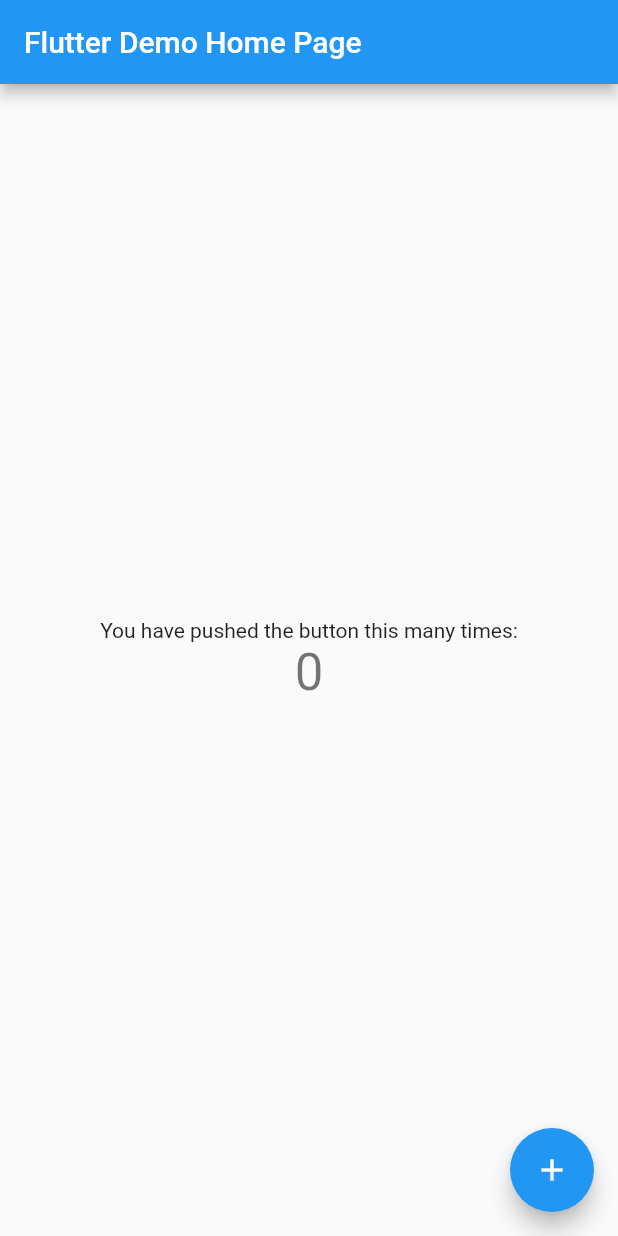
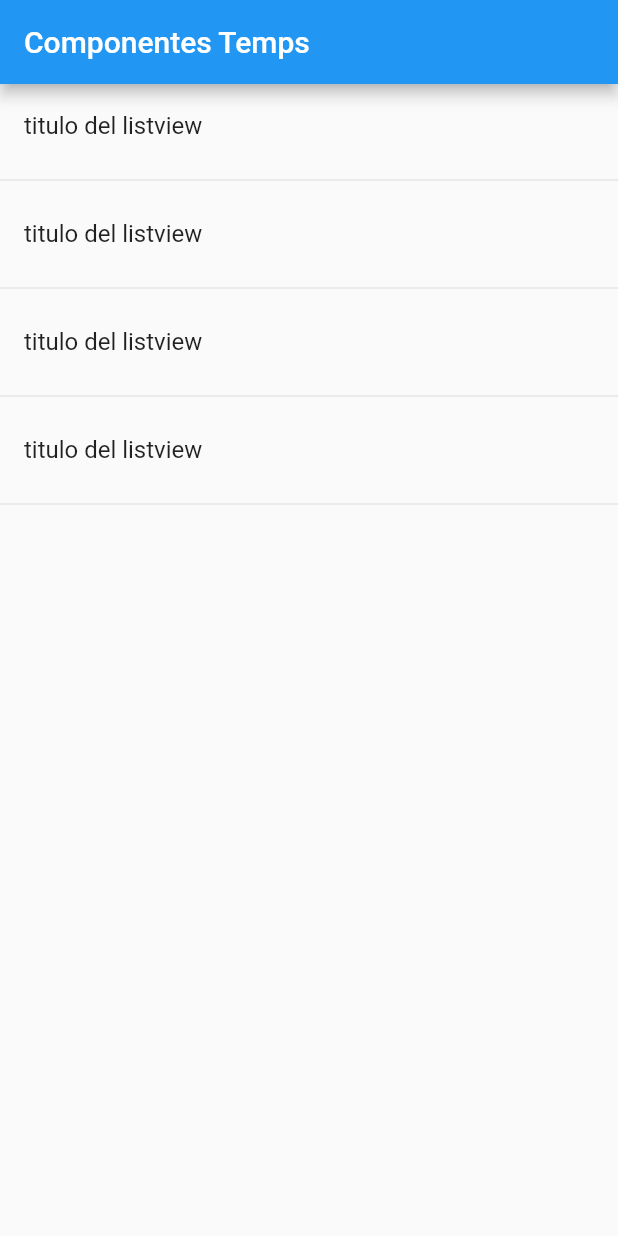
Before and after one commit to kervisvasquez1993/componentes-flutter, a Flutter app: the screen it shows after launch, on a phone screen of 412 x 824 dp. Run offline on Flutter 3.47's test engine with Material 2 defaults, Android fonts, the phone set to English and light mode, and no system bars.

Commit message:
agregamos listview estaticos

```diff
--- a/lib/main.dart
+++ b/lib/main.dart
@@ -1,117 +1,14 @@
+import 'package:componentes_flutter/src/pages/home_temp.dart';
 import 'package:flutter/material.dart';
 
-void main() {
-  runApp(MyApp());
-}
+void main() => runApp(MyApp());
 
 class MyApp extends StatelessWidget {
-  // This widget is the root of your application.
   @override
   Widget build(BuildContext context) {
     return MaterialApp(
-      title: 'Flutter Demo',
-      theme: ThemeData(
-        // This is the theme of your application.
-        //
-        // Try running your application with "flutter run". You'll see the
-        // application has a blue toolbar. Then, without quitting the app, try
-        // changing the primarySwatch below to Colors.green and then invoke
-        // "hot reload" (press "r" in the console where you ran "flutter run",
-        // or simply save your changes to "hot reload" in a Flutter IDE).
-        // Notice that the counter didn't reset back to zero; the application
-        // is not restarted.
-        primarySwatch: Colors.blue,
-        // This makes the visual density adapt to the platform that you run
-        // the app on. For desktop platforms, the controls will be smaller and
-        // closer together (more dense) than on mobile platforms.
-        visualDensity: VisualDensity.adaptivePlatformDensity,
-      ),
-      home: MyHomePage(title: 'Flutter Demo Home Page'),
-    );
+        title: 'Material App',
+        debugShowCheckedModeBanner: false,
+        home: HomePageTemp());
   }
 }
-
-class MyHomePage extends StatefulWidget {
-  MyHomePage({Key key, this.title}) : super(key: key);
-
-  // This widget is the home page of your application. It is stateful, meaning
-  // that it has a State object (defined below) that contains fields that affect
-  // how it looks.
-
-  // This class is the configuration for the state. It holds the values (in this
-  // case the title) provided by the parent (in this case the App widget) and
-  // used by the build method of the State. Fields in a Widget subclass are
-  // always marked "final".
-
-  final String title;
-
-  @override
-  _MyHomePageState createState() => _MyHomePageState();
-}
-
-class _MyHomePageState extends State<MyHomePage> {
-  int _counter = 0;
-
-  void _incrementCounter() {
-    setState(() {
-      // This call to setState tells the Flutter framework that something has
-      // changed in this State, which causes it to rerun the build method below
-      // so that the display can reflect the updated values. If we changed
-      // _counter without calling setState(), then the build method would not be
-      // called again, and so nothing would appear to happen.
-      _counter++;
-    });
-  }
-
-  @override
-  Widget build(BuildContext context) {
-    // This method is rerun every time setState is called, for instance as done
-    // by the _incrementCounter method above.
-    //
-    // The Flutter framework has been optimized to make rerunning build methods
-    // fast, so that you can just rebuild anything that needs updating rather
-    // than having to individually change instances of widgets.
-    return Scaffold(
-      appBar: AppBar(
-        // Here we take the value from the MyHomePage object that was created by
-        // the App.build method, and use it to set our appbar title.
-        title: Text(widget.title),
-      ),
-      body: Center(
-        // Center is a layout widget. It takes a single child and positions it
-        // in the middle of the parent.
-        child: Column(
-          // Column is also a layout widget. It takes a list of children and
-          // arranges them vertically. By default, it sizes itself to fit its
-          // children horizontally, and tries to be as tall as its parent.
-          //
-          // Invoke "debug painting" (press "p" in the console, choose the
-          // "Toggle Debug Paint" action from the Flutter Inspector in Android
-          // Studio, or the "Toggle Debug Paint" command in Visual Studio Code)
-          // to see the wireframe for each widget.
-          //
-          // Column has various properties to control how it sizes itself and
-          // how it positions its children. Here we use mainAxisAlignment to
-          // center the children vertically; the main axis here is the vertical
-          // axis because Columns are vertical (the cross axis would be
-          // horizontal).
-          mainAxisAlignment: MainAxisAlignment.center,
-          children: <Widget>[
-            Text(
-              'You have pushed the button this many times:',
-            ),
-            Text(
-              '$_counter',
-              style: Theme.of(context).textTheme.headline4,
-            ),
-          ],
-        ),
-      ),
-      floatingActionButton: FloatingActionButton(
-        onPressed: _incrementCounter,
-        tooltip: 'Increment',
-        child: Icon(Icons.add),
-      ), // This trailing comma makes auto-formatting nicer for build methods.
-    );
-  }
-}
--- /dev/null
+++ b/lib/src/pages/home_temp.dart
@@ -0,0 +1,33 @@
+import 'package:flutter/material.dart';
+
+class HomePageTemp extends StatelessWidget {
+  final opciones = [1, 2, 3, 4, "uno", "cinco"];
+  @override
+  Widget build(BuildContext context) {
+    return Scaffold(
+      appBar: AppBar(
+        title: Text('Componentes Temps'),
+      ),
+      body: ListView(
+        children: <Widget>[
+          ListTile(
+            title: Text('titulo del listview'),
+          ),
+          Divider(),
+          ListTile(
+            title: Text('titulo del listview'),
+          ),
+          Divider(),
+          ListTile(
+            title: Text('titulo del listview'),
+          ),
+          Divider(),
+          ListTile(
+            title: Text('titulo del listview'),
+          ),
+          Divider(),
+        ],
+      ),
+    );
+  }
+}
```
